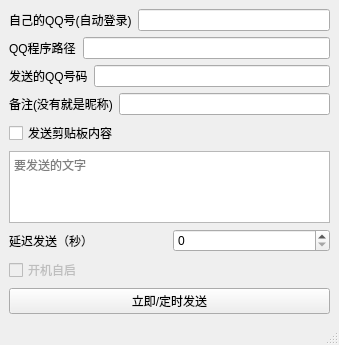
iwxyi/QQSendMessage, file mainwindow.ui: the form before one commit.
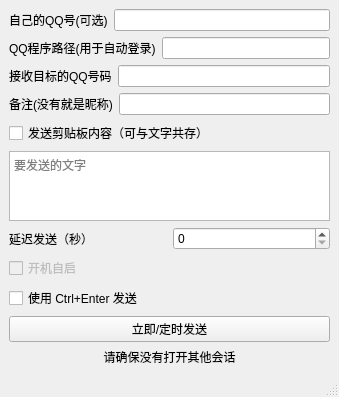
The form after the commit.

Commit message: 添加从Ctrl+Enter发送；添加显示剩余发送时间

```diff
--- a/mainwindow.ui
+++ b/mainwindow.ui
@@ -23,7 +23,7 @@
       <item>
        <widget class="QLabel" name="label_3">
         <property name="text">
-         <string>自己的QQ号(自动登录)</string>
+         <string>自己的QQ号(可选)</string>
         </property>
        </widget>
       </item>
@@ -40,7 +40,7 @@
       <item>
        <widget class="QLabel" name="label_5">
         <property name="text">
-         <string>QQ程序路径</string>
+         <string>QQ程序路径(用于自动登录)</string>
         </property>
        </widget>
       </item>
@@ -54,7 +54,7 @@
       <item>
        <widget class="QLabel" name="label">
         <property name="text">
-         <string>发送的QQ号码</string>
+         <string>接收目标的QQ号码</string>
         </property>
        </widget>
       </item>
@@ -80,7 +80,7 @@
     <item>
      <widget class="QCheckBox" name="pasteCheck">
       <property name="text">
-       <string>发送剪贴板内容</string>
+       <string>发送剪贴板内容（可与文字共存）</string>
       </property>
      </widget>
     </item>
@@ -122,6 +122,13 @@
       </property>
      </widget>
     </item>
+    <item>
+     <widget class="QCheckBox" name="ctrlEnterCheck">
+      <property name="text">
+       <string>使用 Ctrl+Enter 发送</string>
+      </property>
+     </widget>
+    </item>
     <item>
      <widget class="QPushButton" name="sendButton">
       <property name="text">
@@ -129,6 +136,16 @@
       </property>
      </widget>
     </item>
+    <item>
+     <widget class="QLabel" name="label_6">
+      <property name="text">
+       <string>请确保没有打开其他会话</string>
+      </property>
+      <property name="alignment">
+       <set>Qt::AlignCenter</set>
+      </property>
+     </widget>
+    </item>
    </layout>
   </widget>
   <widget class="QMenuBar" name="menubar">
```
The commit also changes 3 other files.
